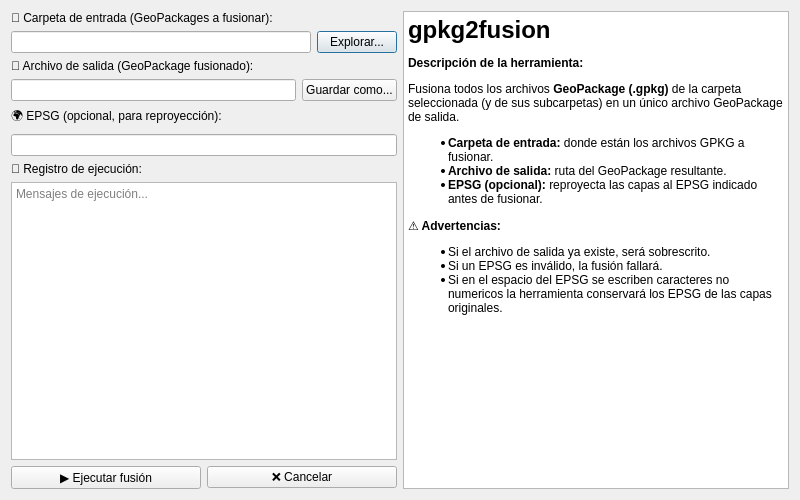
This is gpkg2fusion_dialog.ui in K3vin91/GPKGTools as Qt 5 draws it before an edit. The edited form follows.
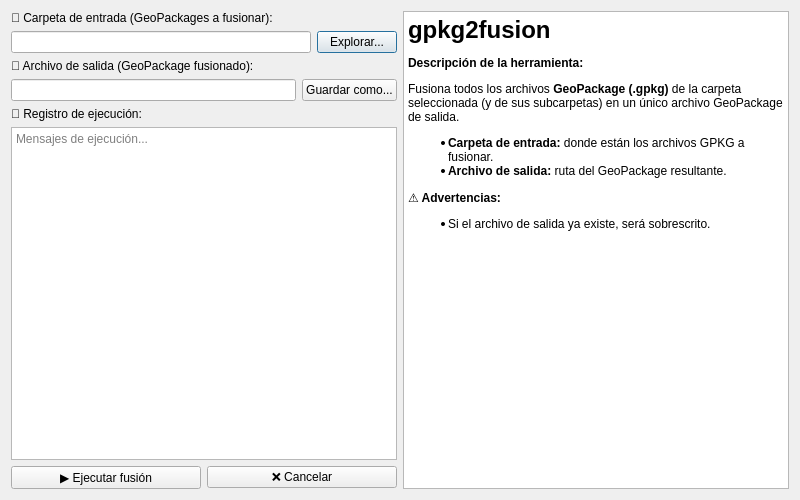
This is the edited form.

Commit message: Eliminacion de la opcion de EPSG de gpkg2fusion por complicaciones para convertir las capas sin iterar por cada entidad. Herramienta funcional en este punto.

Diff of the .ui file:
```diff
--- a/gpkg2fusion_dialog.ui
+++ b/gpkg2fusion_dialog.ui
@@ -65,22 +65,6 @@
       </layout>
      </item>
 
-     <!-- EPSG destino -->
-     <item>
-      <widget class="QLabel" name="epsgLabelTitle">
-       <property name="text">
-        <string>🌍 EPSG (opcional, para reproyección):</string>
-       </property>
-      </widget>
-     </item>
-     <item>
-      <layout class="QHBoxLayout" name="epsgLayout">
-       <item>
-        <widget class="QLineEdit" name="epsgLineEdit"/>
-       </item>
-      </layout>
-     </item>
-
      <!-- Log de ejecución -->
      <item>
       <widget class="QLabel" name="logLabel">
@@ -141,13 +125,10 @@
          <ul>
            <li><b>Carpeta de entrada:</b> donde están los archivos GPKG a fusionar.</li>
            <li><b>Archivo de salida:</b> ruta del GeoPackage resultante.</li>
-           <li><b>EPSG (opcional):</b> reproyecta las capas al EPSG indicado antes de fusionar.</li>
          </ul>
          <p><b>⚠ Advertencias:</b></p>
          <ul>
            <li>Si el archivo de salida ya existe, será sobrescrito.</li>
-           <li>Si un EPSG es inválido, la fusión fallará.</li>
-           <li>Si en el espacio del EPSG se escriben caracteres no numericos la herramienta conservará los EPSG de las capas originales.</li>
          </ul>
          ]]>
         </string>
```
The commit also changes 2 other files.
